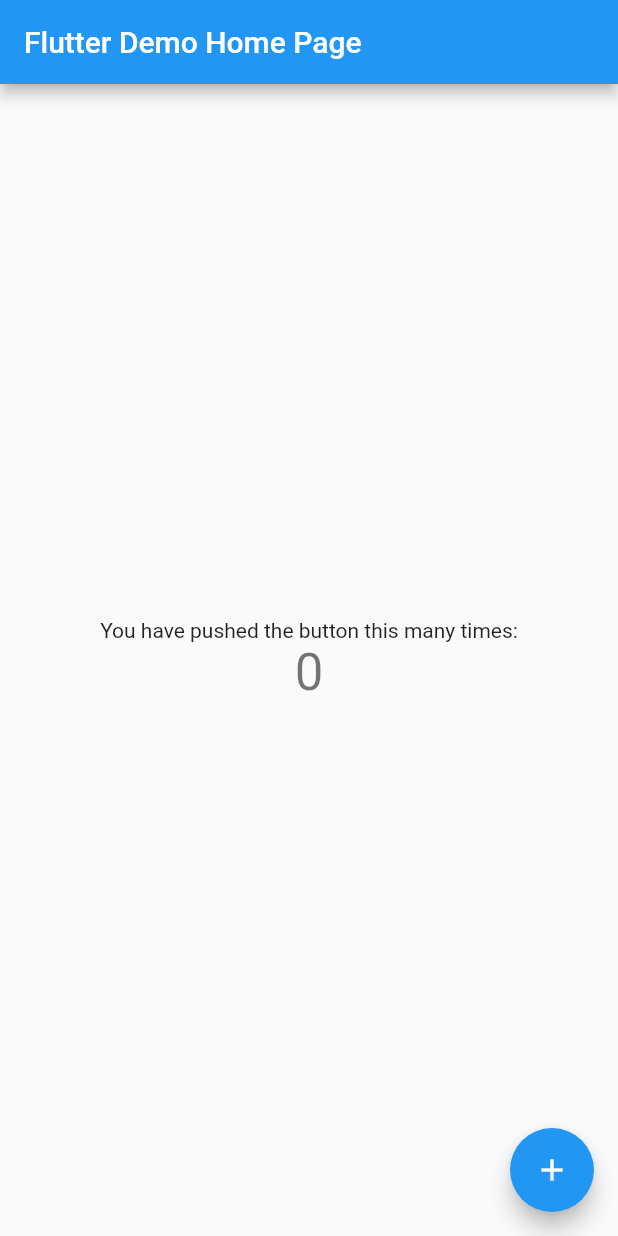
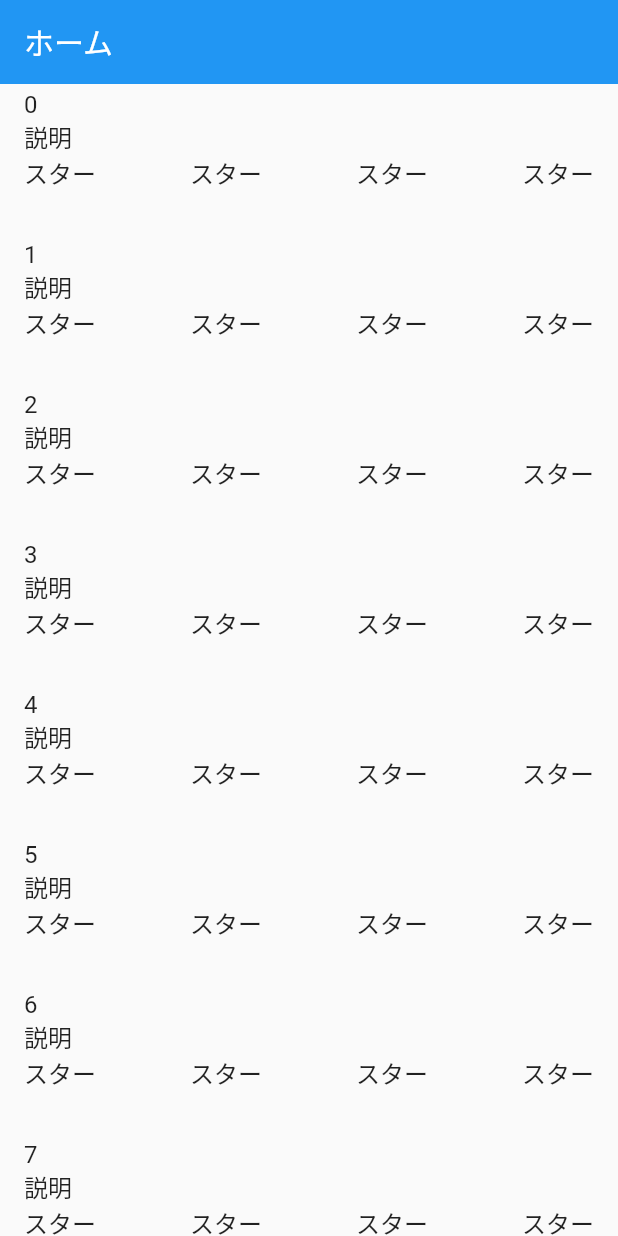
Before and after one commit to tttuuu1234/github_search_test, a Flutter app: the screen it shows after launch, on a phone screen of 412 x 824 dp. Run offline on Flutter 3.47's test engine with Material 2 defaults, Android fonts, the phone set to English and light mode, and no system bars; our stand-ins replace flutter_riverpod.

Commit message:
#3 雛形作成

```diff
--- a/lib/main.dart
+++ b/lib/main.dart
@@ -1,67 +1,21 @@
 import 'package:flutter/material.dart';
+import 'package:github_search/presentation/pages/home/page.dart';
 
 void main() {
-  runApp(const MyApp());
+  runApp(const App());
 }
 
-class MyApp extends StatelessWidget {
-  const MyApp({super.key});
+class App extends StatelessWidget {
+  const App({super.key});
 
   @override
   Widget build(BuildContext context) {
     return MaterialApp(
-      title: 'Flutter Demo',
+      title: 'GitHub Search',
       theme: ThemeData(
         primarySwatch: Colors.blue,
       ),
-      home: const MyHomePage(title: 'Flutter Demo Home Page'),
+      home: const HomePage(),
     );
   }
 }
-
-class MyHomePage extends StatefulWidget {
-  const MyHomePage({super.key, required this.title});
-
-  final String title;
-
-  @override
-  State<MyHomePage> createState() => _MyHomePageState();
-}
-
-class _MyHomePageState extends State<MyHomePage> {
-  int _counter = 0;
-
-  void _incrementCounter() {
-    setState(() {
-      _counter++;
-    });
-  }
-
-  @override
-  Widget build(BuildContext context) {
-    return Scaffold(
-      appBar: AppBar(
-        title: Text(widget.title),
-      ),
-      body: Center(
-        child: Column(
-          mainAxisAlignment: MainAxisAlignment.center,
-          children: <Widget>[
-            const Text(
-              'You have pushed the button this many times:',
-            ),
-            Text(
-              '$_counter',
-              style: Theme.of(context).textTheme.headline4,
-            ),
-          ],
-        ),
-      ),
-      floatingActionButton: FloatingActionButton(
-        onPressed: _incrementCounter,
-        tooltip: 'Increment',
-        child: const Icon(Icons.add),
-      ),
-    );
-  }
-}
--- /dev/null
+++ b/lib/presentation/pages/home/page.dart
@@ -0,0 +1,48 @@
+import 'package:flutter/material.dart';
+import 'package:flutter_riverpod/flutter_riverpod.dart';
+
+class HomePage extends ConsumerWidget {
+  const HomePage({super.key});
+
+  @override
+  Widget build(BuildContext context, WidgetRef ref) {
+    return Scaffold(
+      body: CustomScrollView(
+        slivers: [
+          const SliverAppBar(
+            title: Text('ホーム'),
+          ),
+          SliverFixedExtentList(
+            delegate: SliverChildBuilderDelegate(
+              childCount: 20,
+              (context, index) {
+                return ListTile(
+                  title: Column(
+                    crossAxisAlignment: CrossAxisAlignment.start,
+                    children: [
+                      Text(index.toString()),
+                      const Text('説明'),
+                      Row(
+                        mainAxisAlignment: MainAxisAlignment.spaceBetween,
+                        children: const [
+                          Text('スター'),
+                          Text('スター'),
+                          Text('スター'),
+                          Text('スター'),
+                        ],
+                      )
+                    ],
+                  ),
+                  onTap: () {
+                    print('詳細画面遷移');
+                  },
+                );
+              },
+            ),
+            itemExtent: 100,
+          )
+        ],
+      ),
+    );
+  }
+}
--- a/pubspec.yaml
+++ b/pubspec.yaml
@@ -36,6 +36,7 @@ dependencies:
   # The following adds the Cupertino Icons font to your application.
   # Use with the CupertinoIcons class for iOS style icons.
   cupertino_icons: ^1.0.2
+  flutter_riverpod: ^2.1.1
 
 dev_dependencies:
   flutter_test:
```
Also changed, not shown: lib/presentation/damy.dart (deleted), pubspec.lock, 1 other file.
